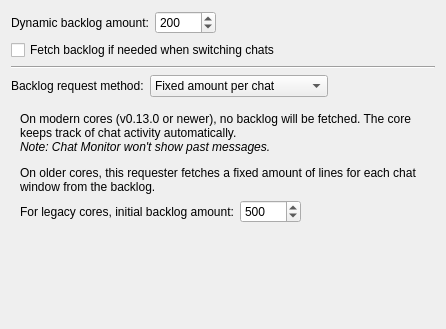
First picture: the form in src/qtui/settingspages/backlogsettingspage.ui, repository quassel/quassel, before the edit.
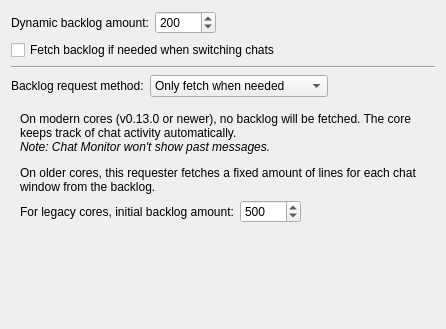
Second picture: the form after the edit. The open tabs and pages were chosen to show the change.

Patch:
```diff
--- a/src/qtui/settingspages/backlogsettingspage.ui
+++ b/src/qtui/settingspages/backlogsettingspage.ui
@@ -94,6 +94,9 @@
      </item>
      <item>
       <widget class="QComboBox" name="requesterType">
+       <property name="currentIndex">
+        <number>2</number>
+       </property>
        <item>
         <property name="text">
          <string>Fixed amount per chat</string>
```
Left out of the diff: 2 changed lines with no effect on the pictures.
